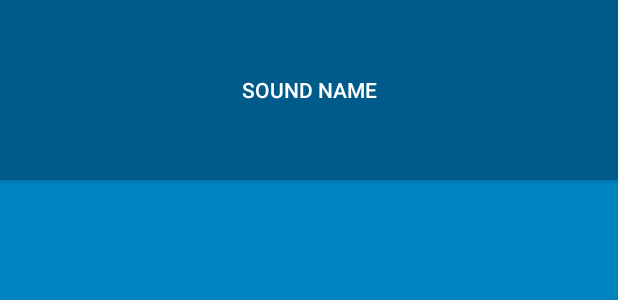
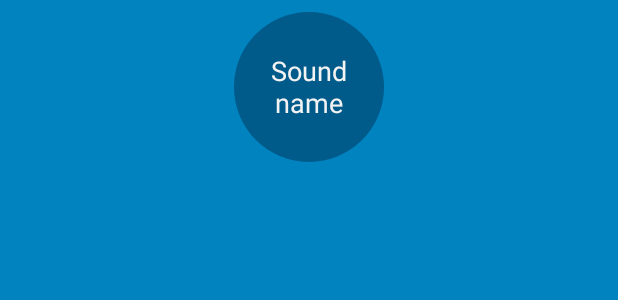
Before and after one commit to ZubenkoHalyna/BeatBox, an Android app: the layout list_item_sound.xml on its own in the app's theme, with its tools: preview values and no code run, on a phone screen of 412 x 824 dp. Shown: the top 300 px of the screen. Run offline under Robolectric (Android 15) with nearby library versions, the light colour scheme and no system bars.

Commit message:
chapter 23 part 1

```diff
--- /dev/null
+++ b/app/src/main/res/drawable/button_beat_box.xml
@@ -0,0 +1,6 @@
+<?xml version="1.0" encoding="utf-8"?>
+<selector xmlns:android="http://schemas.android.com/apk/res/android">
+    <item android:drawable="@drawable/button_beat_box_pressed"
+          android:state_pressed="true"/>
+    <item android:drawable="@drawable/button_beat_box_normal" />
+</selector>
--- /dev/null
+++ b/app/src/main/res/drawable/button_beat_box_normal.xml
@@ -0,0 +1,6 @@
+<?xml version="1.0" encoding="utf-8"?>
+<shape xmlns:android="http://schemas.android.com/apk/res/android"
+       android:shape="oval">
+    <solid
+            android:color="@color/dark_blue"/>
+</shape>
--- /dev/null
+++ b/app/src/main/res/drawable/button_beat_box_pressed.xml
@@ -0,0 +1,18 @@
+<?xml version="1.0" encoding="utf-8"?>
+<layer-list xmlns:android="http://schemas.android.com/apk/res/android">
+    <item>
+        <shape xmlns:android="http://schemas.android.com/apk/res/android"
+               android:shape="oval">
+            <solid
+                    android:color="@color/red"/>
+        </shape>
+    </item>
+    <item>
+        <shape
+                android:shape="oval">
+            <stroke
+                    android:width="4dp"
+                    android:color="@color/dark_red"/>
+        </shape>
+    </item>
+</layer-list>
--- a/app/src/main/res/layout/list_item_sound.xml
+++ b/app/src/main/res/layout/list_item_sound.xml
@@ -6,10 +6,16 @@
                 name="viewModel"
                 type="net.ukr.zubenko.g.beatbox.SoundViewModel"/>
     </data>
+    <FrameLayout
+            android:layout_width="match_parent"
+            android:layout_height="wrap_content"
+            android:layout_margin="8dp">
     <Button
-            android:layout_width="match_parent"
-            android:layout_height="120dp"
+            android:layout_width="100dp"
+            android:layout_height="100dp"
+            android:layout_gravity="center"
             android:text="@{viewModel.getTitle()}"
             android:onClick="@{() -> viewModel.onButtonClicked()}"
             tools:text="Sound name"/>
+    </FrameLayout>
 </layout>
--- a/app/src/main/res/values/styles.xml
+++ b/app/src/main/res/values/styles.xml
@@ -10,7 +10,7 @@
         <item name="buttonStyle">@style/BeatBoxButton</item>
     </style>
 
-    <style name="BeatBoxButton" parent="Widget.AppCompat.Button">>
-        <item name="android:background">@color/dark_blue</item>
+    <style name="BeatBoxButton" parent="android:style/Widget.Holo.Button">
+        <item name="android:background">@drawable/button_beat_box</item>
     </style>
 </resources>
```
